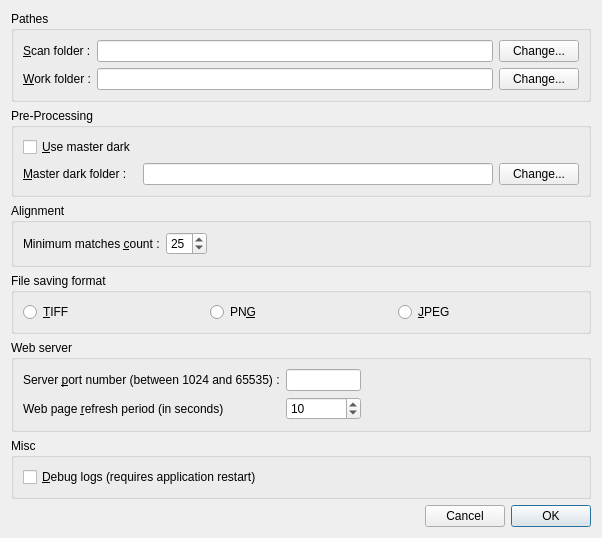
Qt form src/als/ui/prefs_ui.ui (gehelem/als) before a commit.
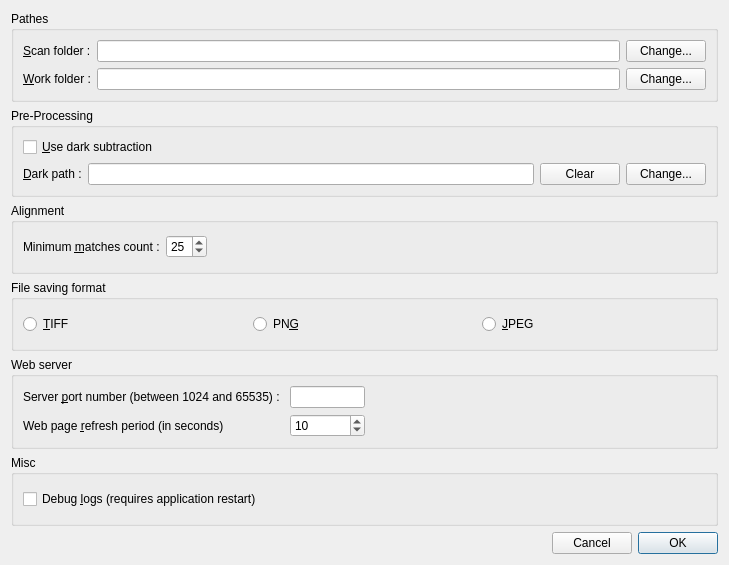
The same form after that commit.

Commit message:
Improve dark path preferences section
- reword controls
- add 'clear' button

What changed in the file:
```diff
--- a/src/als/ui/prefs_ui.ui
+++ b/src/als/ui/prefs_ui.ui
@@ -6,8 +6,8 @@
    <rect>
     <x>0</x>
     <y>0</y>
-    <width>566</width>
-    <height>393</height>
+    <width>729</width>
+    <height>565</height>
    </rect>
   </property>
   <property name="windowTitle">
@@ -96,27 +96,27 @@
      <property name="title">
       <string>Pre-Processing</string>
      </property>
-     <layout class="QHBoxLayout" name="horizontalLayout_3">
+     <layout class="QVBoxLayout" name="verticalLayout_4">
       <item>
-       <layout class="QGridLayout" name="gridLayout">
-        <item row="0" column="0">
           <widget class="QCheckBox" name="chk_use_dark">
            <property name="text">
-            <string>&amp;Use master dark</string>
+         <string>&amp;Use dark subtraction</string>
            </property>
           </widget>
         </item>
-        <item row="1" column="0">
+      <item>
+       <layout class="QHBoxLayout" name="horizontalLayout_7">
+        <item>
          <widget class="QLabel" name="lbl_dark_folder">
           <property name="text">
-           <string>&amp;Master dark folder :</string>
+           <string>&amp;Dark path :</string>
           </property>
           <property name="buddy">
            <cstring>btn_dark_scan</cstring>
           </property>
          </widget>
         </item>
-        <item row="1" column="1">
+        <item>
          <widget class="QLineEdit" name="ln_master_dark_path">
           <property name="minimumSize">
            <size>
@@ -129,7 +129,14 @@
           </property>
          </widget>
         </item>
-        <item row="1" column="2">
+        <item>
+         <widget class="QPushButton" name="btn_dark_clear">
+          <property name="text">
+           <string>Clear</string>
+          </property>
+         </widget>
+        </item>
+        <item>
          <widget class="QPushButton" name="btn_dark_scan">
           <property name="text">
            <string>Change...</string>
@@ -152,7 +159,7 @@
         <item row="0" column="0">
          <widget class="QLabel" name="lbl_minimum_match_count">
           <property name="text">
-           <string>Minimum matches &amp;count :</string>
+           <string>Minimum &amp;matches count :</string>
           </property>
           <property name="textFormat">
            <enum>Qt::AutoText</enum>
@@ -301,7 +308,7 @@
       <item>
        <widget class="QCheckBox" name="chk_debug_logs">
         <property name="text">
-         <string>&amp;Debug logs (requires application restart)</string>
+         <string>Debug &amp;logs (requires application restart)</string>
         </property>
        </widget>
       </item>
```
Lines whose indentation alone changed are shown as unchanged. The commit also changes 1 other file.
